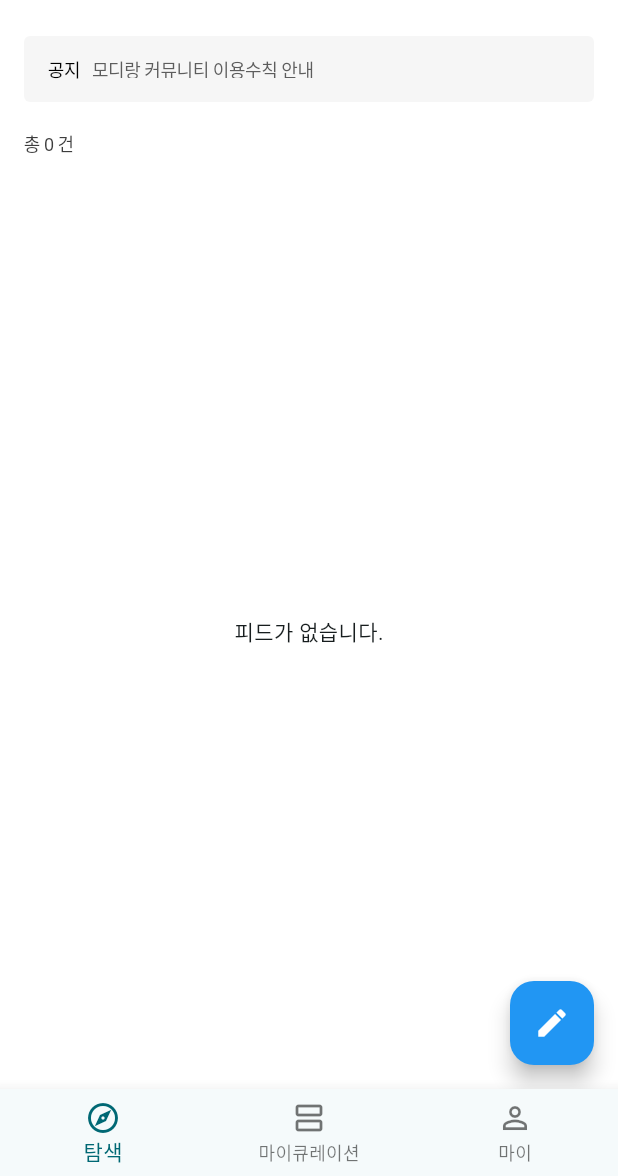
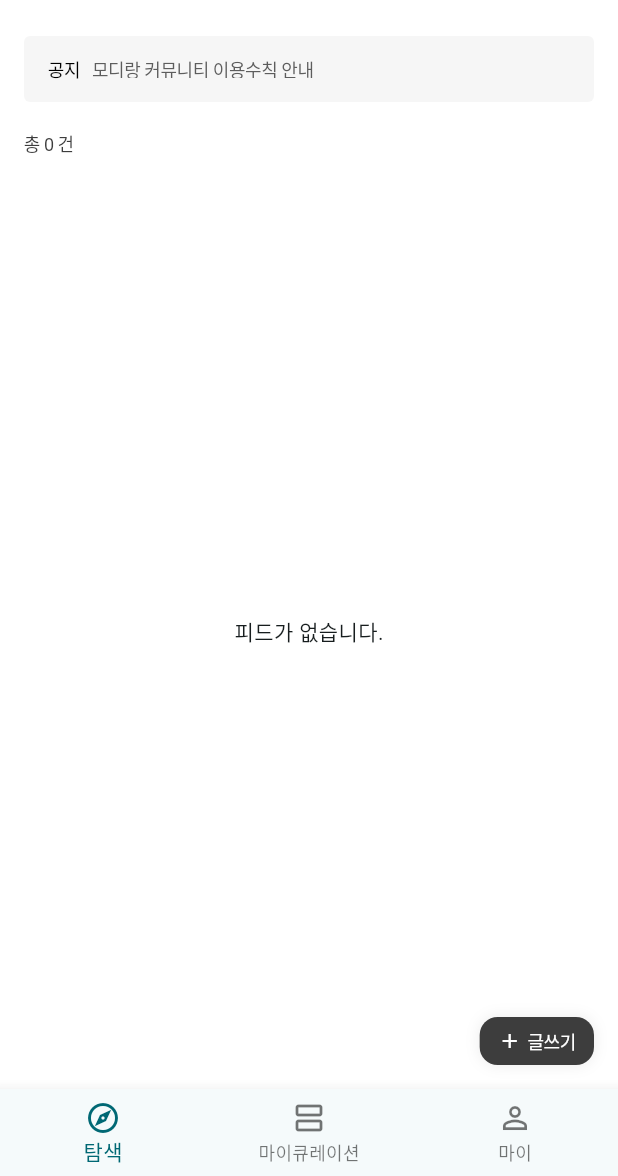
Before and after one commit to hdachan/modir_sh2, a Flutter app: the FeedScreen screen opened by its route, on a phone screen of 412 x 824 dp, the part 60-1236 px from its top. Run offline on Flutter 3.47's test engine with Material 3 defaults, Android fonts, the phone set to English and light mode, and no system bars; our stand-ins replace flutter_svg, go_router, google_sign_in, image_picker, supabase_flutter; accounts and stored records are empty; Roboto replaces fonts that are missing (Pretendard); project files that could hold a hidden picture were left out.

Commit message:
20250605 전체 수정

```diff
--- a/lib/Mypage/viewmodels/ProfileViewModel.dart
+++ b/lib/Mypage/viewmodels/ProfileViewModel.dart
@@ -1,11 +1,6 @@
 import 'package:flutter/material.dart';
 import 'package:supabase_flutter/supabase_flutter.dart';
-
 import '../services/ProfileService.dart';
-
-
-
-
 
 class ProfileViewModel extends ChangeNotifier {
   final ProfileService _profileService = ProfileService();
@@ -17,6 +12,7 @@ class ProfileViewModel extends ChangeNotifier {
 
   final TextEditingController _nicknameController = TextEditingController();
   final TextEditingController _birthdateController = TextEditingController();
+  final TextEditingController _categoryController = TextEditingController(); // 카테고리 컨트롤러 추가
 
   bool get isLoading => _isLoading;
   String? get errorMessage => _errorMessage;
@@ -24,6 +20,7 @@ class ProfileViewModel extends ChangeNotifier {
   int get selectedCategoryIndex => _selectedCategoryIndex;
   TextEditingController get nicknameController => _nicknameController;
   TextEditingController get birthdateController => _birthdateController;
+  TextEditingController get categoryController => _categoryController; // getter 추가
 
   void onGenderButtonPressed(int index) {
     _selectedGenderIndex = index;
@@ -32,6 +29,8 @@ class ProfileViewModel extends ChangeNotifier {
 
   void onCategoryButtonPressed(int index) {
     _selectedCategoryIndex = index;
+    // 버튼 선택 시 입력 필드와 동기화
+    _categoryController.text = index == 0 ? '빈티지' : (index == 1 ? '아메카지' : '');
     notifyListeners();
   }
 
@@ -52,6 +51,7 @@ class ProfileViewModel extends ChangeNotifier {
     if (response != null) {
       _nicknameController.text = response['username'] ?? '';
       _birthdateController.text = response['birthdate'] ?? '';
+      _categoryController.text = response['category'] ?? ''; // 카테고리 로드
       _selectedGenderIndex = response['gender'] == true ? 0 : (response['gender'] == false ? 1 : -1);
       _selectedCategoryIndex = response['category'] == '빈티지' ? 0 : (response['category'] == '아메카지' ? 1 : -1);
     } else {
@@ -68,8 +68,8 @@ class ProfileViewModel extends ChangeNotifier {
       final success = await _profileService.updateUserInfo(user.id, {
         'username': _nicknameController.text.trim(),
         'birthdate': _birthdateController.text.trim(),
+        'category': _categoryController.text.trim(), // 카테고리 저장
         'gender': _selectedGenderIndex == 0 ? true : (_selectedGenderIndex == 1 ? false : null),
-        'category': _selectedCategoryIndex == 0 ? '빈티지' : (_selectedCategoryIndex == 1 ? '아메카지' : null),
       });
 
       if (!success) {
@@ -83,6 +83,7 @@ class ProfileViewModel extends ChangeNotifier {
   void dispose() {
     _nicknameController.dispose();
     _birthdateController.dispose();
+    _categoryController.dispose(); // 컨트롤러 해제
     super.dispose();
   }
 }
--- a/lib/Mypage/views/Mypage.dart
+++ b/lib/Mypage/views/Mypage.dart
@@ -160,10 +160,7 @@ class _stateMyPageScreen extends State<MyPageScreen>
                                               Spacer(),
                                               TextButton(
                                                 onPressed: () {
-                                                  Navigator.push(
-                                                    context,
-                                                    MaterialPageRoute(builder: (context) => ProfileEditScreen()),
-                                                  );
+                                                  context.go('/mypage/edit');
                                                 },
 
                                                 style: TextButton.styleFrom(
--- a/lib/Mypage/views/modirchat.dart
+++ b/lib/Mypage/views/modirchat.dart
@@ -249,7 +249,7 @@ class _ChatBoxState extends State<ChatBox> {
       messages.add({'text': option, 'isMine': true});
       awaitingConfirmation = true; // 확인 대기 상태로 전환
       messages.add({
-        'text': '혹시 잘못 선택하셨나요? \n다시 고르고 싶다면 아래의 버튼을 눌러주세요',
+        'text': '원하시는 카테고리가 맞다면 /를\n입력하여 원하시는 큐레이션을 골라주세요',
         'isMine': false,
         'type': 'confirmation',
       });
--- a/lib/feed/views/MapScreen.dart
+++ b/lib/feed/views/MapScreen.dart
@@ -74,14 +74,47 @@ class FeedScreen extends StatelessWidget {
                   ],
                 ),
                 backgroundColor: Colors.white,
-                floatingActionButton: FloatingActionButton(
-                  onPressed: () {
+                floatingActionButton: GestureDetector(
+                  onTap: () {
                     context.go('/community/write');
                   },
-                  backgroundColor: Colors.blue,
-                  child: const Icon(Icons.edit, color: Colors.white),
-                  tooltip: '글쓰기',
+                  child: Container(
+                    padding: const EdgeInsets.symmetric(horizontal: 12, vertical: 8),
+                    decoration: ShapeDecoration(
+                      color: const Color(0xFF3D3D3D),
+                      shape: RoundedRectangleBorder(
+                        borderRadius: BorderRadius.circular(12),
+                      ),
+                      shadows: [
+                        BoxShadow(
+                          color: const Color(0x14000000),
+                          blurRadius: 8,
+                          offset: Offset(0, 0),
+                          spreadRadius: 0,
+                        ),
+                      ],
+                    ),
+                    child: Row(
+                      mainAxisSize: MainAxisSize.min,
+                      children: [
+                        const Icon(Icons.add, color: Colors.white, size: 16),
+                        const SizedBox(width: 4),
+                        const Text(
+                          '글쓰기',
+                          style: TextStyle(
+                            color: Colors.white,
+                            fontSize: 12,
+                            fontFamily: 'Pretendard',
+                            fontWeight: FontWeight.w500,
+                            height: 1.3,
+                            letterSpacing: -0.3,
+                          ),
+                        ),
+                      ],
+                    ),
+                  ),
                 ),
+
               ),
             ),
           );
--- a/lib/utils/router.dart
+++ b/lib/utils/router.dart
@@ -4,6 +4,7 @@ import '../Auth/views/AgreePage.dart';
 import '../Auth/views/LoginSelectionScreen.dart';
 import '../Auth/views/SignUppage.dart';
 import '../Curation/curation.dart';
+import '../Mypage/views/ProfileEditScreen.dart';
 import '../feed/views/MapScreen.dart';
 import '../Mypage/views/Mypage.dart';
 import '../Mypage/views/SettingScreen.dart';
@@ -102,6 +103,10 @@ final GoRouter router = GoRouter(
               path: 'LikedFeed',
               pageBuilder: (context, state) => MaterialPage(child: LikedFeedScreen()),
             ),
+            GoRoute(
+              path: 'edit',
+              pageBuilder: (context, state) => MaterialPage(child: ProfileEditScreen()),
+            ), // 새로운 경로 추가
           ],
         ),
       ],
```
Also changed, not shown: lib/Curation/curation.dart (+44 -4 lines), lib/Mypage/views/ProfileEditScreen.dart (+23 -17 lines), lib/Mypage/services/ProfileService.dart (line endings or trailing spaces), 1 other file.
